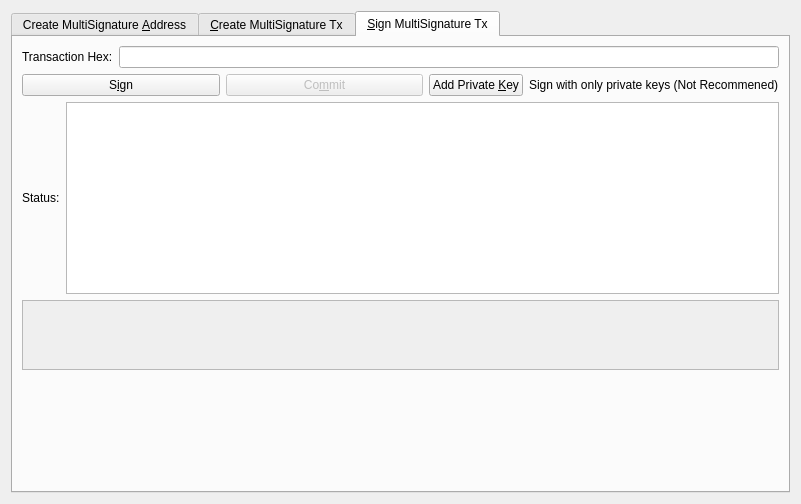
This is src/qt/forms/multisigdialog.ui in bitcoinreal/BitcoinReal as Qt 5 draws it before an edit. The edited form follows.
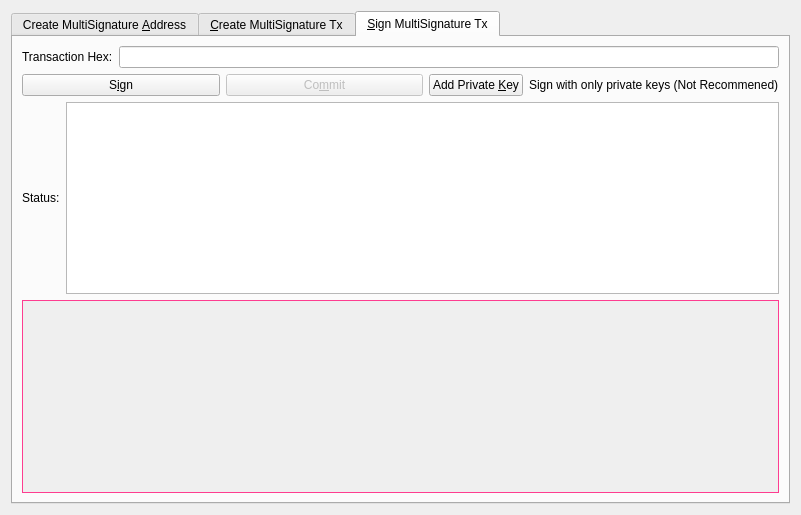
This is the edited form. The open tabs and pages were chosen to show the change. Icons and pictures are not drawn.

Diff of the .ui file:
```diff
--- a/src/qt/forms/multisigdialog.ui
+++ b/src/qt/forms/multisigdialog.ui
@@ -7,7 +7,7 @@
     <x>0</x>
     <y>0</y>
     <width>801</width>
-    <height>504</height>
+    <height>515</height>
    </rect>
   </property>
   <property name="sizePolicy">
@@ -23,10 +23,7 @@
    <item>
     <widget class="QTabWidget" name="multisigTabWidget">
      <property name="styleSheet">
-      <string notr="true">QScrollArea{border: 1px solid #5b4c7c;}
-QFrame{background-color:#f2f0f0;}
-QLabel{background-color:#ffffff;}
-QFrame &gt; QLabel{background-color:#f2f0f0;}</string>
+      <string notr="true">QScrollArea{border: 1px solid #fe3d90;}</string>
      </property>
      <property name="currentIndex">
       <number>0</number>
@@ -599,15 +596,16 @@
      </widget>
      <widget class="QWidget" name="signMultisigTransaction">
       <property name="styleSheet">
-       <string notr="true">txScrollArea:{
-	border: 1px solid #5b4c7c;
-}
-keyScrollArea:{
-	border: 1px solid #5b4c7c;
-}
-txScrollArea:{
-	border: 1px solid #5b4c7c;
-}</string>
+       <string notr="true">
+         txScrollArea:{
+         border: 1px solid #fe3d90;
+         }
+         keyScrollArea:{
+         border: 1px solid #fe3d90;
+         }
+         txScrollArea:{
+         border: 1px solid #fe3d90;
+         }</string>
       </property>
       <attribute name="title">
        <string>&amp;Sign MultiSignature Tx</string>
@@ -775,6 +773,9 @@
                <verstretch>0</verstretch>
               </sizepolicy>
              </property>
+             <property name="sizeAdjustPolicy">
+              <enum>QAbstractScrollArea::AdjustToContents</enum>
+             </property>
              <property name="widgetResizable">
               <bool>true</bool>
              </property>
@@ -783,8 +784,8 @@
                <rect>
                 <x>0</x>
                 <y>0</y>
-                <width>98</width>
-                <height>28</height>
+                <width>755</width>
+                <height>168</height>
                </rect>
               </property>
               <layout class="QVBoxLayout" name="verticalLayout_9">
@@ -799,7 +800,7 @@
                  <property name="sizeHint" stdset="0">
                   <size>
                    <width>20</width>
-                   <height>40</height>
+                   <height>20</height>
                   </size>
                  </property>
                 </spacer>
@@ -812,19 +813,6 @@
          </item>
         </layout>
        </item>
-       <item>
-        <spacer name="verticalSpacer_2">
-         <property name="orientation">
-          <enum>Qt::Vertical</enum>
-         </property>
-         <property name="sizeHint" stdset="0">
-          <size>
-           <width>20</width>
-           <height>40</height>
-          </size>
-         </property>
-        </spacer>
-       </item>
       </layout>
      </widget>
     </widget>
```
Left out of the diff: 26 changed lines with no effect on the pictures.
